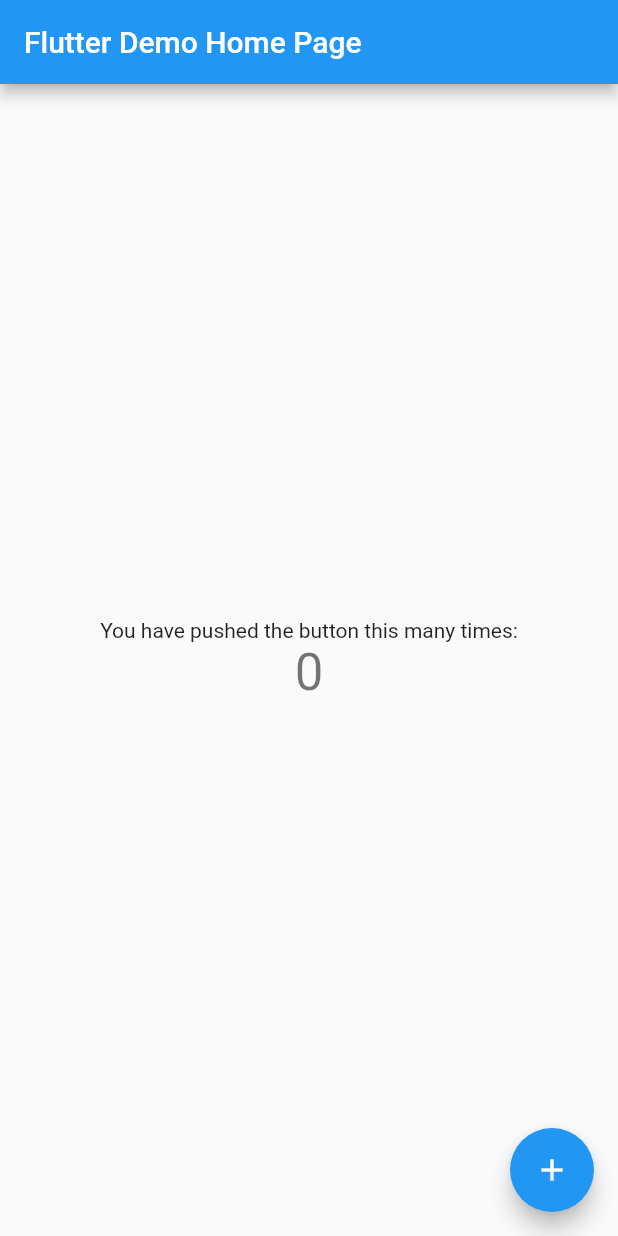
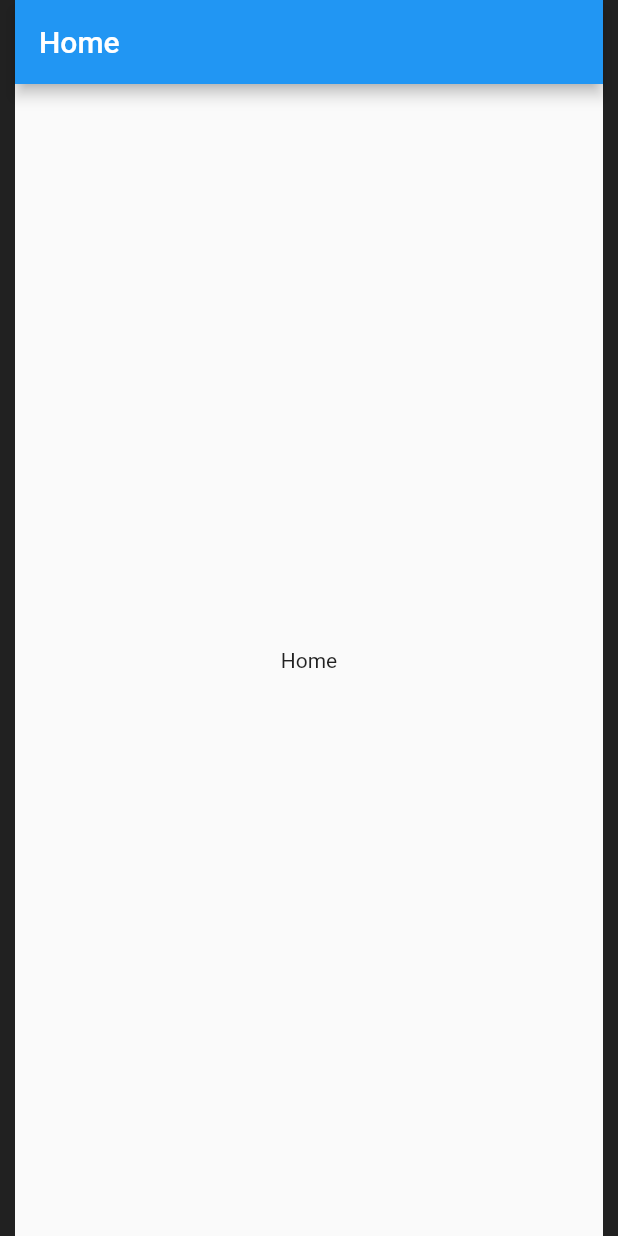
Before and after one commit to GoogleSolutionChallenge/CrisisConnect-App-Repository, a Flutter app: the screen it shows after launch, on a phone screen of 412 x 824 dp. Run offline on Flutter 3.47's test engine with Material 2 defaults, Android fonts, the light colour scheme and no system bars.

Commit message:
initial commit

```diff
--- a/crisis_connect/lib/main.dart
+++ b/crisis_connect/lib/main.dart
@@ -1,115 +1,39 @@
 import 'package:flutter/material.dart';
 
-void main() {
-  runApp(const MyApp());
-}
 
-class MyApp extends StatelessWidget {
-  const MyApp({super.key});
+void main() => runApp(const CrisisConnect());
 
-  // This widget is the root of your application.
+class CrisisConnect extends StatelessWidget {
+  const CrisisConnect({super.key});
+
   @override
   Widget build(BuildContext context) {
     return MaterialApp(
-      title: 'Flutter Demo',
-      theme: ThemeData(
-        // This is the theme of your application.
-        //
-        // Try running your application with "flutter run". You'll see the
-        // application has a blue toolbar. Then, without quitting the app, try
-        // changing the primarySwatch below to Colors.green and then invoke
-        // "hot reload" (press "r" in the console where you ran "flutter run",
-        // or simply save your changes to "hot reload" in a Flutter IDE).
-        // Notice that the counter didn't reset back to zero; the application
-        // is not restarted.
-        primarySwatch: Colors.blue,
+      home: Scaffold(
+        backgroundColor: Colors.grey.shade900,
+        body: const SafeArea(
+          child: Padding(
+            padding: EdgeInsets.symmetric(horizontal: 10.0),
+            child: HomePage(title: 'HomePage',),
+          ),
+        ),
       ),
-      home: const MyHomePage(title: 'Flutter Demo Home Page'),
     );
   }
 }
 
-class MyHomePage extends StatefulWidget {
-  const MyHomePage({super.key, required this.title});
-
-  // This widget is the home page of your application. It is stateful, meaning
-  // that it has a State object (defined below) that contains fields that affect
-  // how it looks.
-
-  // This class is the configuration for the state. It holds the values (in this
-  // case the title) provided by the parent (in this case the App widget) and
-  // used by the build method of the State. Fields in a Widget subclass are
-  // always marked "final".
-
+class HomePage extends StatelessWidget {
+  const HomePage({Key? key, required this.title}) : super(key: key);
   final String title;
-
-  @override
-  State<MyHomePage> createState() => _MyHomePageState();
-}
-
-class _MyHomePageState extends State<MyHomePage> {
-  int _counter = 0;
-
-  void _incrementCounter() {
-    setState(() {
-      // This call to setState tells the Flutter framework that something has
-      // changed in this State, which causes it to rerun the build method below
-      // so that the display can reflect the updated values. If we changed
-      // _counter without calling setState(), then the build method would not be
-      // called again, and so nothing would appear to happen.
-      _counter++;
-    });
-  }
-
   @override
   Widget build(BuildContext context) {
-    // This method is rerun every time setState is called, for instance as done
-    // by the _incrementCounter method above.
-    //
-    // The Flutter framework has been optimized to make rerunning build methods
-    // fast, so that you can just rebuild anything that needs updating rather
-    // than having to individually change instances of widgets.
     return Scaffold(
       appBar: AppBar(
-        // Here we take the value from the MyHomePage object that was created by
-        // the App.build method, and use it to set our appbar title.
-        title: Text(widget.title),
+        title: const Text("Home"),
       ),
-      body: Center(
-        // Center is a layout widget. It takes a single child and positions it
-        // in the middle of the parent.
-        child: Column(
-          // Column is also a layout widget. It takes a list of children and
-          // arranges them vertically. By default, it sizes itself to fit its
-          // children horizontally, and tries to be as tall as its parent.
-          //
-          // Invoke "debug painting" (press "p" in the console, choose the
-          // "Toggle Debug Paint" action from the Flutter Inspector in Android
-          // Studio, or the "Toggle Debug Paint" command in Visual Studio Code)
-          // to see the wireframe for each widget.
-          //
-          // Column has various properties to control how it sizes itself and
-          // how it positions its children. Here we use mainAxisAlignment to
-          // center the children vertically; the main axis here is the vertical
-          // axis because Columns are vertical (the cross axis would be
-          // horizontal).
-          mainAxisAlignment: MainAxisAlignment.center,
-          children: <Widget>[
-            const Text(
-              'You have pushed the button this many times:',
-            ),
-            Text(
-              '$_counter',
-              style: Theme.of(context).textTheme.headline4,
-            ),
-          ],
-        ),
+      body: const Center(
+          child: Text('Home'),
       ),
-      floatingActionButton: FloatingActionButton(
-        onPressed: _incrementCounter,
-        tooltip: 'Increment',
-        child: const Icon(Icons.add),
-      ), // This trailing comma makes auto-formatting nicer for build methods.
     );
   }
 }
```
